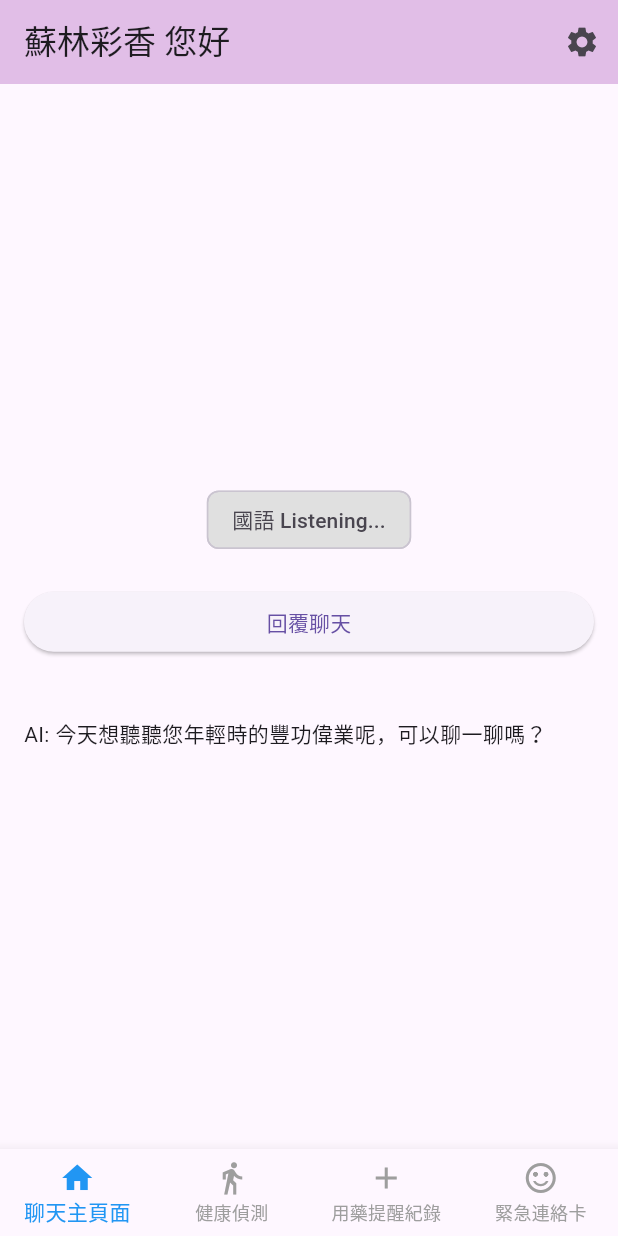
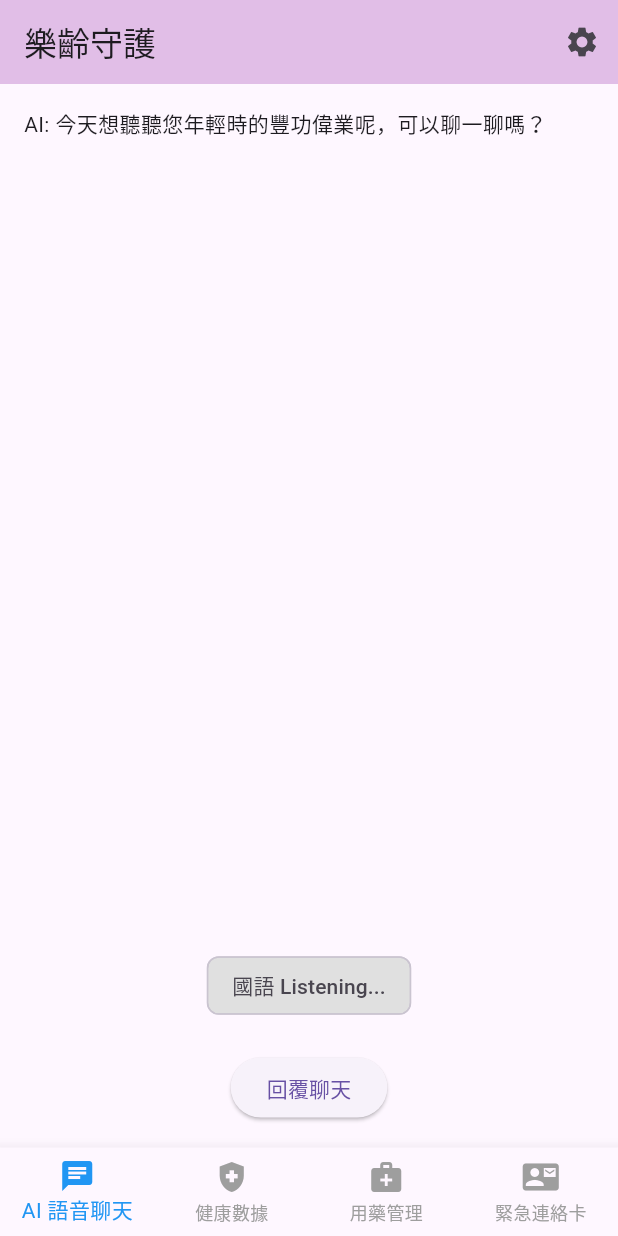
Before and after one commit to yuchenhsu-cht/AI-SaaS-App, a Flutter app: the screen it shows after launch, after a tap on "回覆聊天", on a phone screen of 412 x 824 dp. Run offline on Flutter 3.47's test engine with Material 3 defaults, Android fonts, the phone set to English and light mode, and no system bars; our stand-ins replace fl_chart.

Commit message:
feat: Implement initial UI and features for all screens

```diff
--- a/lib/screens/chat_screen.dart
+++ b/lib/screens/chat_screen.dart
@@ -10,25 +10,27 @@ class ChatScreen extends StatelessWidget {
       body: Padding(
         padding: const EdgeInsets.all(16.0),
         child: Column(
-          mainAxisAlignment: MainAxisAlignment.center,
-          crossAxisAlignment: CrossAxisAlignment.stretch,
           children: [
-            const Chip(
-              label: Text('國語 Listening...'),
-              backgroundColor: Color(0xFFE0E0E0),
-            ),
-            const SizedBox(height: 20),
-            ElevatedButton(
-              onPressed: () {},
-              child: const Text('回覆聊天'),
-            ),
-            const SizedBox(height: 40),
             const Align(
               alignment: Alignment.centerLeft,
               child: Text(
                 'AI: 今天想聽聽您年輕時的豐功偉業呢，可以聊一聊嗎？',
               ),
             ),
+            const Spacer(),
+            Column(
+              children: [
+                const Chip(
+                  label: Text('國語 Listening...'),
+                  backgroundColor: Color(0xFFE0E0E0),
+                ),
+                const SizedBox(height: 20),
+                ElevatedButton(
+                  onPressed: () {},
+                  child: const Text('回覆聊天'),
+                ),
+              ],
+            )
           ],
         ),
       ),
--- a/lib/screens/emergency_card_screen.dart
+++ b/lib/screens/emergency_card_screen.dart
@@ -22,11 +22,11 @@ class EmergencyCardScreen extends StatelessWidget {
                 ),
                 const SizedBox(height: 20),
                 _buildInfoRow('姓名:', '蘇林彩香'),
-                _buildInfoRow('血型:', ''),
-                _buildInfoRow('出生地:', ''),
-                _buildInfoRow('過敏藥物:', ''),
-                _buildInfoRow('慢性病:', ''),
-                _buildInfoRow('定期回診醫院:', ''),
+                _buildInfoRow('血型:', 'O+'),
+                _buildInfoRow('出生地:', '台灣台北市'),
+                _buildInfoRow('過敏藥物:', '盤尼西林'),
+                _buildInfoRow('慢性病史:', '高血壓、糖尿病'),
+                _buildInfoRow('定期回診醫院:', '台大醫院'),
               ],
             ),
           ),
--- a/lib/screens/health_dashboard_screen.dart
+++ b/lib/screens/health_dashboard_screen.dart
@@ -15,7 +15,7 @@ class HealthDashboardScreen extends StatelessWidget {
             crossAxisAlignment: CrossAxisAlignment.start,
             children: [
               Text(
-                '健康數據',
+                '健康數據儀表板',
                 style: Theme.of(context).textTheme.headlineMedium?.copyWith(fontWeight: FontWeight.bold),
               ),
               const SizedBox(height: 20),
@@ -28,7 +28,7 @@ class HealthDashboardScreen extends StatelessWidget {
                         padding: const EdgeInsets.all(16.0),
                         child: Column(
                           children: [
-                            const Text('步數', style: TextStyle(fontWeight: FontWeight.bold)),
+                            const Text('今日步數', style: TextStyle(fontWeight: FontWeight.bold)),
                             const SizedBox(height: 10),
                             Stack(
                               alignment: Alignment.center,
@@ -37,7 +37,7 @@ class HealthDashboardScreen extends StatelessWidget {
                                   width: 80,
                                   height: 80,
                                   child: CircularProgressIndicator(
-                                    value: 2579 / 10000,
+                                    value: 8500 / 10000,
                                     strokeWidth: 8,
                                     backgroundColor: Colors.grey[300],
                                     valueColor: const AlwaysStoppedAnimation<Color>(Colors.orange),
@@ -47,9 +47,8 @@ class HealthDashboardScreen extends StatelessWidget {
                               ],
                             ),
                             const SizedBox(height: 10),
-                            const Text('stopped'),
-                            const Text('2579 / 10000'),
-                            const Text('今日'),
+                            const Text('目標: 10,000'),
+                            const Text('8,500'),
                           ],
                         ),
                       ),
@@ -63,12 +62,11 @@ class HealthDashboardScreen extends StatelessWidget {
                         padding: const EdgeInsets.all(16.0),
                         child: Column(
                           children: [
-                            const Text('心跳', style: TextStyle(fontWeight: FontWeight.bold)),
+                            const Text('即時心率', style: TextStyle(fontWeight: FontWeight.bold)),
                             const SizedBox(height: 10),
-                            const Icon(Icons.local_fire_department, color: Colors.red, size: 80),
+                            const Icon(Icons.favorite, color: Colors.red, size: 80),
                             const SizedBox(height: 10),
-                            Text('73 /分', style: Theme.of(context).textTheme.titleLarge),
-                            const Text('今日'),
+                            Text('88 /分', style: Theme.of(context).textTheme.titleLarge),
                           ],
                         ),
                       ),
@@ -85,7 +83,7 @@ class HealthDashboardScreen extends StatelessWidget {
                     crossAxisAlignment: CrossAxisAlignment.stretch,
                     children: [
                       const Text(
-                        '過去五天的步數統計',
+                        '本週步數統計',
                         style: TextStyle(fontWeight: FontWeight.bold),
                       ),
                       const SizedBox(height: 20),
@@ -94,7 +92,7 @@ class HealthDashboardScreen extends StatelessWidget {
                         child: BarChart(
                           BarChartData(
                             alignment: BarChartAlignment.spaceAround,
-                            maxY: 10000,
+                            maxY: 12000,
                             barTouchData: BarTouchData(enabled: false),
                             titlesData: const FlTitlesData(
                               show: true,
@@ -115,7 +113,7 @@ class HealthDashboardScreen extends StatelessWidget {
                               _buildBarGroupData(1, 6800),
                               _buildBarGroupData(2, 9200),
                               _buildBarGroupData(3, 8100),
-                              _buildBarGroupData(4, 6800),
+                              _buildBarGroupData(4, 8500),
                             ],
                           ),
                         ),
--- a/lib/screens/main_screen.dart
+++ b/lib/screens/main_screen.dart
@@ -31,7 +31,7 @@ class _MainScreenState extends State<MainScreen> {
   Widget build(BuildContext context) {
     return Scaffold(
       appBar: AppBar(
-        title: const Text('蘇林彩香 您好'),
+        title: const Text('樂齡守護'),
         backgroundColor: Colors.purple[100],
         actions: [
           IconButton(
@@ -47,19 +47,19 @@ class _MainScreenState extends State<MainScreen> {
       bottomNavigationBar: BottomNavigationBar(
         items: const <BottomNavigationBarItem>[
           BottomNavigationBarItem(
-            icon: Icon(Icons.home),
-            label: '聊天主頁面',
+            icon: Icon(Icons.chat),
+            label: 'AI 語音聊天',
           ),
           BottomNavigationBarItem(
-            icon: Icon(Icons.directions_walk),
-            label: '健康偵測',
+            icon: Icon(Icons.health_and_safety),
+            label: '健康數據',
           ),
           BottomNavigationBarItem(
-            icon: Icon(Icons.add),
-            label: '用藥提醒紀錄',
+            icon: Icon(Icons.medical_services),
+            label: '用藥管理',
           ),
           BottomNavigationBarItem(
-            icon: Icon(Icons.sentiment_satisfied_alt),
+            icon: Icon(Icons.contact_mail),
             label: '緊急連絡卡',
           ),
         ],
--- a/lib/screens/medication_log_screen.dart
+++ b/lib/screens/medication_log_screen.dart
@@ -21,16 +21,16 @@ class MedicationLogScreen extends StatelessWidget {
           crossAxisAlignment: CrossAxisAlignment.start,
           children: [
             Text(
-              '用藥提醒紀錄',
+              '智慧用藥管理',
               style: Theme.of(context).textTheme.headlineMedium?.copyWith(fontWeight: FontWeight.bold),
             ),
             const SizedBox(height: 20),
             const Row(
               mainAxisAlignment: MainAxisAlignment.spaceBetween,
               children: [
-                Expanded(child: Text('name', style: TextStyle(fontWeight: FontWeight.bold))),
-                Expanded(child: Text('time', style: TextStyle(fontWeight: FontWeight.bold))),
-                Expanded(child: Text('method', style: TextStyle(fontWeight: FontWeight.bold))),
+                Expanded(child: Text('藥物名稱', style: TextStyle(fontWeight: FontWeight.bold))),
+                Expanded(child: Text('服用時間', style: TextStyle(fontWeight: FontWeight.bold))),
+                Expanded(child: Text('服用方式', style: TextStyle(fontWeight: FontWeight.bold))),
               ],
             ),
             const Divider(),
@@ -56,6 +56,10 @@ class MedicationLogScreen extends StatelessWidget {
           ],
         ),
       ),
+      floatingActionButton: FloatingActionButton(
+        onPressed: () {},
+        child: const Icon(Icons.add),
+      ),
     );
   }
 }
```
Also changed, not shown: 2 other files.
